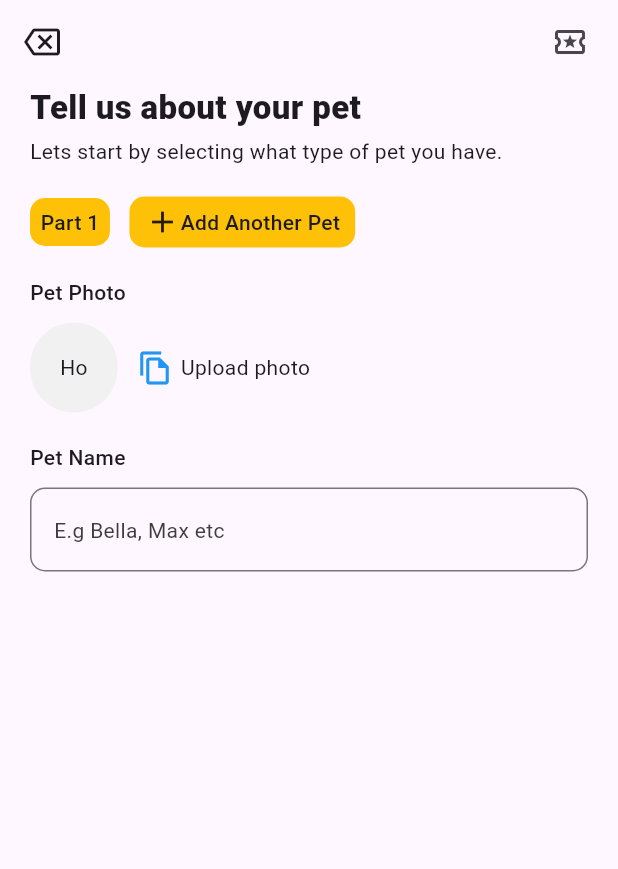
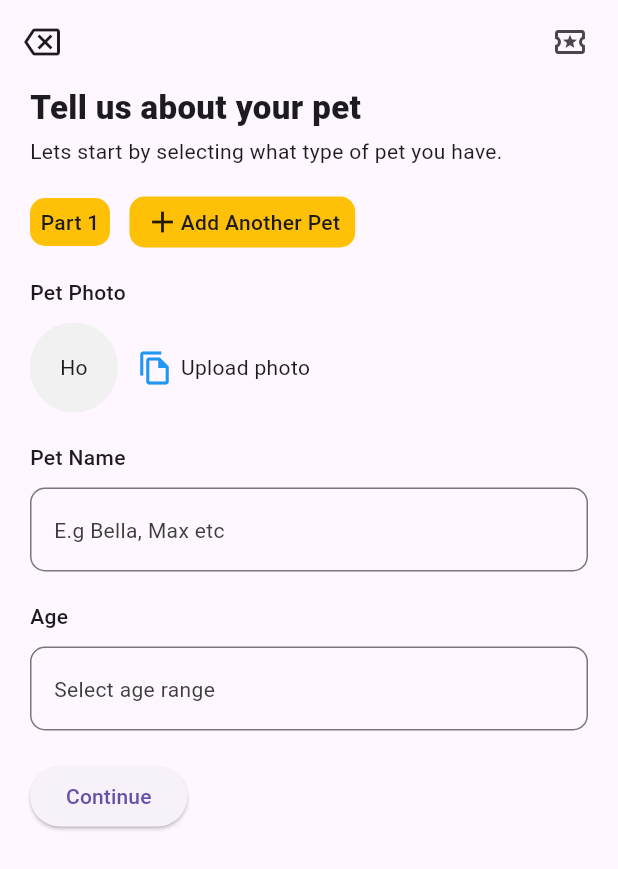
Before and after one commit to JoshuaOzibo/pet-mobile-app-with-flutter, a Flutter app: the DetailsFirstPage screen opened directly, on a phone screen of 412 x 824 dp. Shown: the top 869 px of the screen. Run offline on Flutter 3.47's test engine with Material 3 defaults, Android fonts, the phone set to English and light mode, and no system bars.

Commit message:
updated ui

```diff
--- a/lib/features/select_pet_features/details_pages/first_page.dart
+++ b/lib/features/select_pet_features/details_pages/first_page.dart
@@ -79,8 +79,9 @@ class DetailsFirstPage extends StatelessWidget {
             Column(
               crossAxisAlignment: CrossAxisAlignment.start,
               children: [
-                Text('Pet Photo',
-                style: TextStyle(fontWeight: FontWeight.w500),
+                Text(
+                  'Pet Photo',
+                  style: TextStyle(fontWeight: FontWeight.w500),
                 ),
                 SizedBox(height: 10),
                 Row(
@@ -110,8 +111,9 @@ class DetailsFirstPage extends StatelessWidget {
                   crossAxisAlignment: CrossAxisAlignment.start,
                   spacing: 10,
                   children: [
-                    Text('Pet Name',
-                    style: TextStyle(fontWeight: FontWeight.w500),
+                    Text(
+                      'Pet Name',
+                      style: TextStyle(fontWeight: FontWeight.w500),
                     ),
                     TextField(
                       decoration: InputDecoration(
@@ -129,6 +131,43 @@ class DetailsFirstPage extends StatelessWidget {
                     ),
                   ],
                 ),
+
+                SizedBox(height: 20),
+                Column(
+                  crossAxisAlignment: CrossAxisAlignment.start,
+                  spacing: 10,
+                  children: [
+                    Text(
+                      'Age',
+                      style: TextStyle(fontWeight: FontWeight.w500),
+                    ),
+                    TextField(
+                      decoration: InputDecoration(
+                        hoverColor: Colors.amber,
+                        hint: Text(
+                          'Select age range',
+                          style: TextStyle(
+                            color: const Color.fromARGB(255, 61, 61, 61),
+                          ),
+                        ),
+                        border: OutlineInputBorder(
+                          borderRadius: BorderRadius.circular(10),
+                        ),
+                      ),
+                    ),
+                  ],
+                ),
+
+
+                SizedBox(height: 20,),
+
+                // continue button
+                ElevatedButton(
+                  style: ButtonStyle(
+
+                  ),
+                  onPressed: (){},
+                  child: Text('Continue'))
               ],
             ),
           ],
--- a/lib/main.dart
+++ b/lib/main.dart
@@ -1,6 +1,7 @@
 import 'package:flutter/material.dart';
 import 'package:pet_app/features/home/screen/home_screen.dart';
 import 'package:pet_app/features/select_pet_features/details_pages/first_page.dart';
+import 'package:pet_app/features/select_pet_features/details_pages/second_page.dart';
 
 void main() {
   runApp(const MyApp());
@@ -13,7 +14,7 @@ class MyApp extends StatelessWidget {
   Widget build(BuildContext context) {
     return MaterialApp(
       debugShowCheckedModeBanner: false,
-      home: const DetailsFirstPage(),
+      home: const  SecondPage(),  // DetailsFirstPage(),
     );
   }
 }
```
Also changed, not shown: lib/features/select_pet_features/details_pages/second_page.dart (added, +64 -0 lines), 5 other files.
